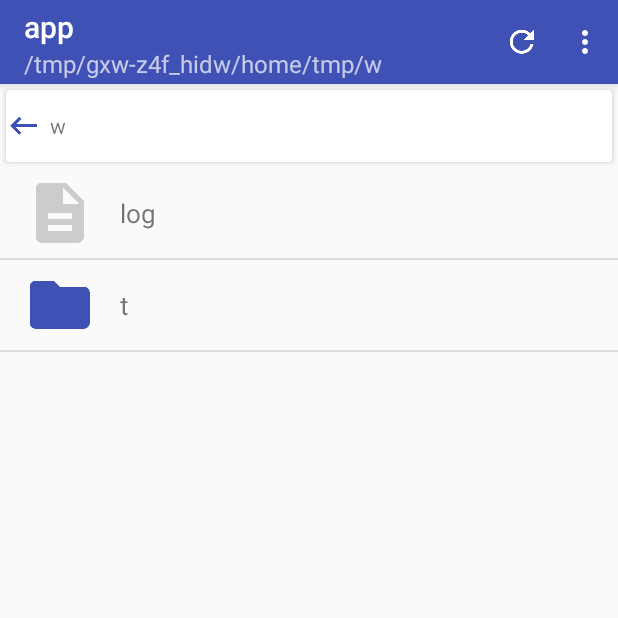
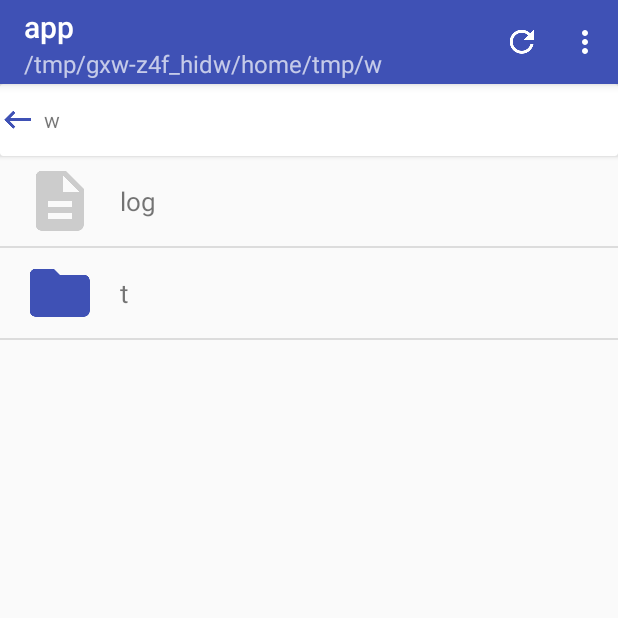
Before and after one commit to levinzonr/FileManager, an Android app: the screen it shows after launch (MainActivity), after a tap on "app", on a phone screen of 412 x 824 dp, the top half of it. Run offline under Robolectric (Android 15) with nearby library versions, the phone set to English and light mode, and no system bars; our stand-ins replace RxJava; 2 statements that could not run were skipped; 3 other taps on this screen came first.

Commit message:
minor view changes

```diff
--- a/app/src/main/res/layout/fragment_files_list.xml
+++ b/app/src/main/res/layout/fragment_files_list.xml
@@ -17,7 +17,6 @@
 
    <android.support.v7.widget.CardView
        android:id="@+id/button_back"
-       android:layout_margin="4dp"
        android:layout_width="match_parent"
        android:layout_height="wrap_content">
 
```
